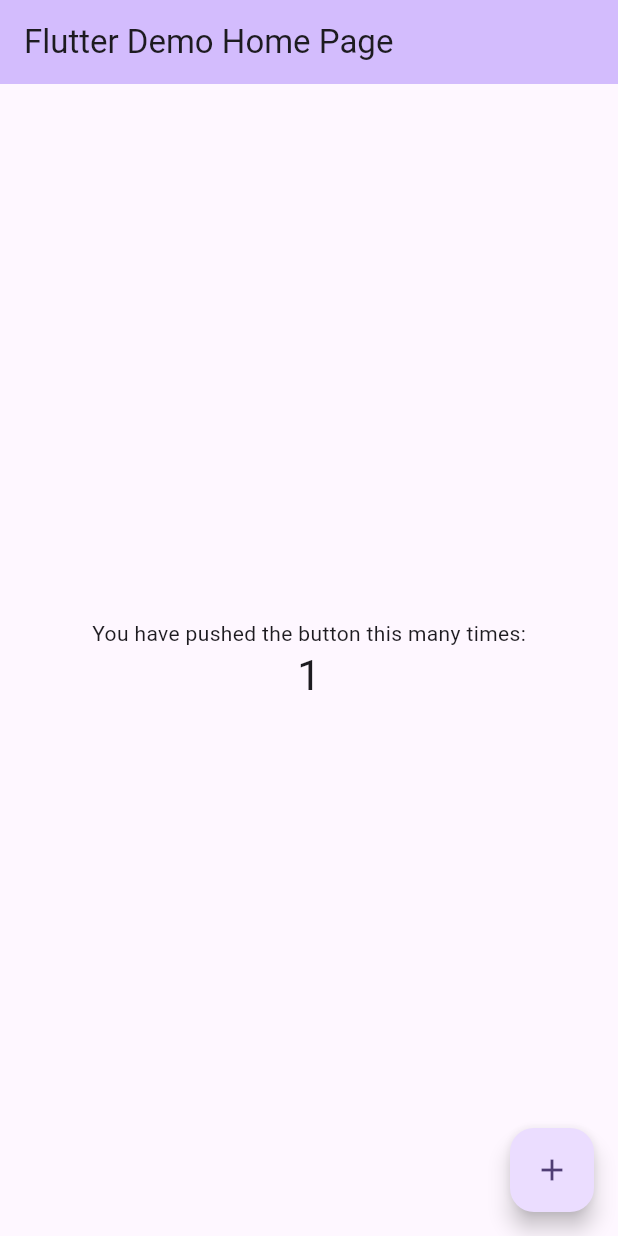
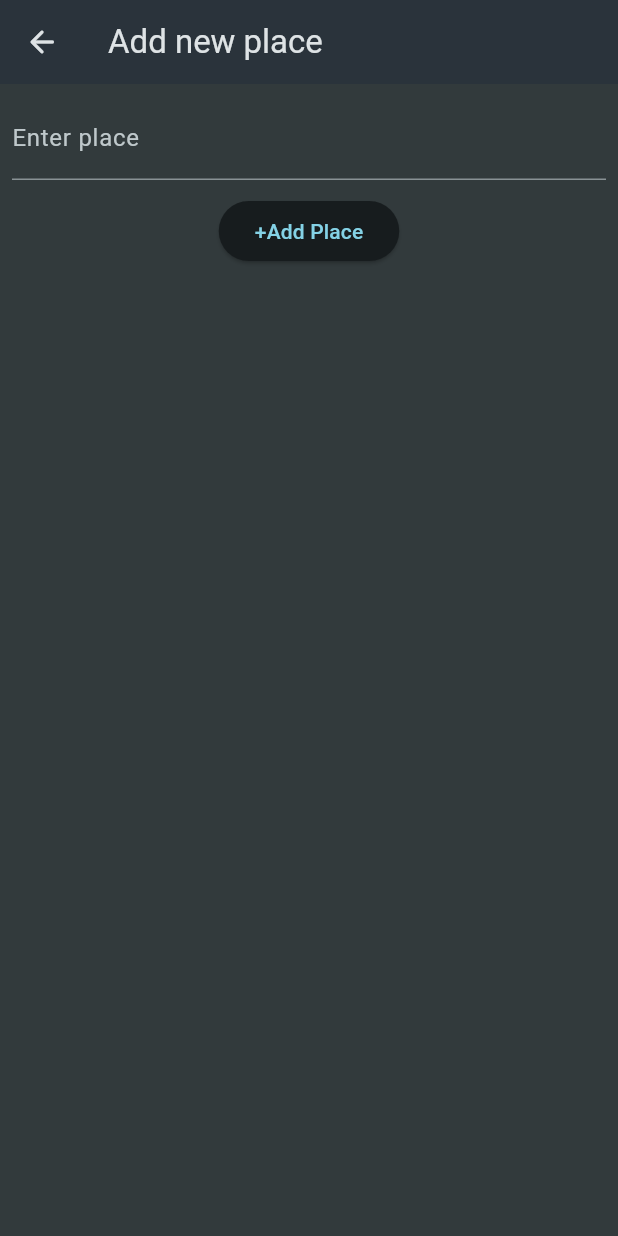
Before and after one commit to gamishgwen/location_app, a Flutter app: the screen it shows after launch, after a tap on the "add" icon, on a phone screen of 412 x 824 dp. Run offline on Flutter 3.47's test engine with Material 3 defaults, Android fonts, the phone set to English and light mode, and no system bars.

```diff
--- /dev/null
+++ b/lib/add_new_place_page.dart
@@ -0,0 +1,60 @@
+import 'package:flutter/material.dart';
+import 'package:location_app/places.dart';
+import 'package:provider/provider.dart';
+
+class AddNewPlace extends StatefulWidget {
+  const AddNewPlace({super.key});
+
+  @override
+  State<AddNewPlace> createState() => _AddNewPlaceState();
+}
+
+class _AddNewPlaceState extends State<AddNewPlace> {
+  final GlobalKey<FormState> _formKey = GlobalKey<FormState>();
+String _enteredPlace='';
+
+void save(){
+  if(_formKey.currentState!.validate()){
+    _formKey.currentState!.save();
+
+    final Place place=Place(_enteredPlace);
+    context.read<AllPlaces>().addPlace(place);
+  }
+}
+  @override
+  Widget build(BuildContext context) {
+    return Scaffold(
+      appBar: AppBar(
+        leading: IconButton(
+          onPressed: () {
+            Navigator.of(context).pop();
+          },
+          icon: Icon(Icons.arrow_back_rounded),
+        ),
+        title: Text('Add new place'),
+      ),
+      body: Padding(
+        padding: const EdgeInsets.all(8.0),
+        child: Form(
+          key: _formKey,
+          child: Column(
+            children: [
+              TextFormField(
+                decoration: InputDecoration(label: Text('Enter place')),
+                onSaved: (newValue) {
+                  _enteredPlace=newValue!;
+                },
+              ),
+              SizedBox(
+                height: 10,
+              ),
+              ElevatedButton(onPressed: () {
+                save();
+              }, child: Text('+Add Place'))
+            ],
+          ),
+        ),
+      ),
+    );
+  }
+}
--- /dev/null
+++ b/lib/homePage.dart
@@ -0,0 +1,48 @@
+import 'package:flutter/material.dart';
+import 'package:location_app/add_new_place_page.dart';
+import 'package:location_app/place_page.dart';
+import 'package:location_app/places.dart';
+import 'package:provider/provider.dart';
+
+class HomePage extends StatelessWidget {
+  const HomePage({super.key});
+
+  @override
+  Widget build(BuildContext context) {
+    return Scaffold(
+        appBar: AppBar(
+          actions: [
+            IconButton(
+                onPressed: () {
+                  Navigator.of(context).push(MaterialPageRoute(
+                    builder: (context) {
+                      return AddNewPlace();
+                    },
+                  ));
+                },
+                icon: Icon(Icons.add)),
+          ],
+          centerTitle: false,
+          title: Text('Your Places'),
+        ),
+        body: ListenableBuilder(
+          listenable:context.read<AllPlaces>(),
+          builder:(context, child) => Column(
+            children: [
+             // for(int i=0; i<context.read<AllPlaces>().places.length;i++)
+                for( Place place in context.read<AllPlaces>().places)
+              TextButton(
+                  onPressed: () {
+                    Navigator.of(context).push(MaterialPageRoute(
+                      builder: (context) {
+                        return PlacePage(place: place,);
+                      },
+                    ));
+                  },
+                  child: Text(place.placeName)),
+
+            ],
+          ),
+        ));
+  }
+}
--- a/lib/main.dart
+++ b/lib/main.dart
@@ -1,4 +1,10 @@
 import 'package:flutter/material.dart';
+import 'package:location_app/add_new_place_page.dart';
+import 'package:location_app/place_page.dart';
+import 'package:location_app/places.dart';
+import 'package:provider/provider.dart';
+
+import 'homePage.dart';
 
 void main() {
   runApp(const MyApp());
@@ -10,116 +16,23 @@ class MyApp extends StatelessWidget {
   // This widget is the root of your application.
   @override
   Widget build(BuildContext context) {
-    return MaterialApp(
-      title: 'Flutter Demo',
-      theme: ThemeData(
-        // This is the theme of your application.
-        //
-        // TRY THIS: Try running your application with "flutter run". You'll see
-        // the application has a purple toolbar. Then, without quitting the app,
-        // try changing the seedColor in the colorScheme below to Colors.green
-        // and then invoke "hot reload" (save your changes or press the "hot
-        // reload" button in a Flutter-supported IDE, or press "r" if you used
-        // the command line to start the app).
-        //
-        // Notice that the counter didn't reset back to zero; the application
-        // state is not lost during the reload. To reset the state, use hot
-        // restart instead.
-        //
-        // This works for code too, not just values: Most code changes can be
-        // tested with just a hot reload.
-        colorScheme: ColorScheme.fromSeed(seedColor: Colors.deepPurple),
-        useMaterial3: true,
+    return ListenableProvider(
+      create: (BuildContext context) {
+        return AllPlaces();
+      },
+      child: MaterialApp(title: 'Flutter Groceries',
+        theme: ThemeData.dark().copyWith(
+          useMaterial3: true,
+          colorScheme: ColorScheme.fromSeed(
+            seedColor: const Color.fromARGB(255, 147, 229, 250),
+            brightness: Brightness.dark,
+            surface: const Color.fromARGB(255, 42, 51, 59),
+          ),
+          scaffoldBackgroundColor: const Color.fromARGB(255, 50, 58, 60),
+        ),
+        home: HomePage(),
+
       ),
-      home: const MyHomePage(title: 'Flutter Demo Home Page'),
     );
   }
 }
-
-class MyHomePage extends StatefulWidget {
-  const MyHomePage({super.key, required this.title});
-
-  // This widget is the home page of your application. It is stateful, meaning
-  // that it has a State object (defined below) that contains fields that affect
-  // how it looks.
-
-  // This class is the configuration for the state. It holds the values (in this
-  // case the title) provided by the parent (in this case the App widget) and
-  // used by the build method of the State. Fields in a Widget subclass are
-  // always marked "final".
-
-  final String title;
-
-  @override
-  State<MyHomePage> createState() => _MyHomePageState();
-}
-
-class _MyHomePageState extends State<MyHomePage> {
-  int _counter = 0;
-
-  void _incrementCounter() {
-    setState(() {
-      // This call to setState tells the Flutter framework that something has
-      // changed in this State, which causes it to rerun the build method below
-      // so that the display can reflect the updated values. If we changed
-      // _counter without calling setState(), then the build method would not be
-      // called again, and so nothing would appear to happen.
-      _counter++;
-    });
-  }
-
-  @override
-  Widget build(BuildContext context) {
-    // This method is rerun every time setState is called, for instance as done
-    // by the _incrementCounter method above.
-    //
-    // The Flutter framework has been optimized to make rerunning build methods
-    // fast, so that you can just rebuild anything that needs updating rather
-    // than having to individually change instances of widgets.
-    return Scaffold(
-      appBar: AppBar(
-        // TRY THIS: Try changing the color here to a specific color (to
-        // Colors.amber, perhaps?) and trigger a hot reload to see the AppBar
-        // change color while the other colors stay the same.
-        backgroundColor: Theme.of(context).colorScheme.inversePrimary,
-        // Here we take the value from the MyHomePage object that was created by
-        // the App.build method, and use it to set our appbar title.
-        title: Text(widget.title),
-      ),
-      body: Center(
-        // Center is a layout widget. It takes a single child and positions it
-        // in the middle of the parent.
-        child: Column(
-          // Column is also a layout widget. It takes a list of children and
-          // arranges them vertically. By default, it sizes itself to fit its
-          // children horizontally, and tries to be as tall as its parent.
-          //
-          // Column has various properties to control how it sizes itself and
-          // how it positions its children. Here we use mainAxisAlignment to
-          // center the children vertically; the main axis here is the vertical
-          // axis because Columns are vertical (the cross axis would be
-          // horizontal).
-          //
-          // TRY THIS: Invoke "debug painting" (choose the "Toggle Debug Paint"
-          // action in the IDE, or press "p" in the console), to see the
-          // wireframe for each widget.
-          mainAxisAlignment: MainAxisAlignment.center,
-          children: <Widget>[
-            const Text(
-              'You have pushed the button this many times:',
-            ),
-            Text(
-              '$_counter',
-              style: Theme.of(context).textTheme.headlineMedium,
-            ),
-          ],
-        ),
-      ),
-      floatingActionButton: FloatingActionButton(
-        onPressed: _incrementCounter,
-        tooltip: 'Increment',
-        child: const Icon(Icons.add),
-      ), // This trailing comma makes auto-formatting nicer for build methods.
-    );
-  }
-}
--- /dev/null
+++ b/lib/place_page.dart
@@ -0,0 +1,25 @@
+import 'package:flutter/material.dart';
+import 'package:location_app/places.dart';
+
+class PlacePage extends StatelessWidget {
+  const PlacePage({super.key, required this.place});
+
+  final Place place;
+
+  @override
+  Widget build(BuildContext context) {
+    return Scaffold(appBar: AppBar(
+      leading: IconButton(
+        onPressed: () {
+          Navigator.of(context).pop();
+        },
+        icon: Icon(Icons.arrow_back_rounded),
+      ),centerTitle: false,
+      title: Text(place.placeName),
+    ),body: Padding(
+      padding: const EdgeInsets.symmetric(vertical: 300,horizontal: 180),
+      child: Text(place.placeName),
+    )
+    );
+  }
+}
--- /dev/null
+++ b/lib/places.dart
@@ -0,0 +1,16 @@
+import 'package:flutter/cupertino.dart';
+
+class Place {
+  final String placeName;
+  Place(this.placeName);
+}
+
+class AllPlaces with ChangeNotifier{
+  final List<Place> places=[];
+  void addPlace(Place place){
+   places.add(place);
+   notifyListeners();
+
+  }
+
+}
--- a/pubspec.yaml
+++ b/pubspec.yaml
@@ -30,6 +30,8 @@ environment:
 dependencies:
   flutter:
     sdk: flutter
+  provider: ^6.1.2
+  google_fonts: ^6.2.1
 
 
   # The following adds the Cupertino Icons font to your application.
```
Also changed, not shown: pubspec.lock, 8 other files.
